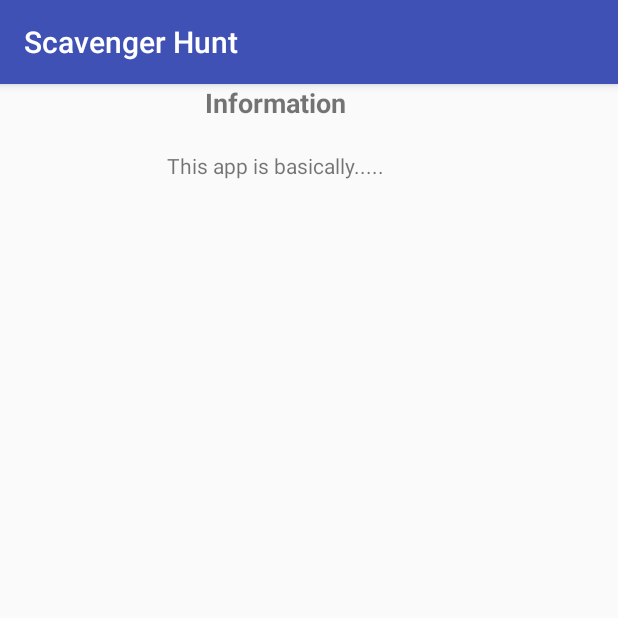
After one commit to msaukans/ScavengerHunt, an Android app: the Info screen opened directly, with no data from a screen before it, on a phone screen of 412 x 824 dp, the top half of it. The commit adds this screen. Run offline under Robolectric (Android 15) with nearby library versions, the light colour scheme and no system bars.

Commit message:
info section added to the app where if the user is unsure of what to do they will be able to go and figure out what is going on and what they have to do next

```diff
--- a/app/build.gradle
+++ b/app/build.gradle
@@ -36,19 +36,20 @@ dependencies {
     androidTestCompile('com.android.support.test.espresso:espresso-core:2.2.2', {
         exclude group: 'com.android.support', module: 'support-annotations'
     })
+
     compile 'com.android.support:appcompat-v7:25.2.0'
     compile 'com.android.support:design:25.2.0'
     compile 'com.google.android.gms:play-services:10.0.1'
     compile 'com.google.firebase:firebase-auth:10.0.1'
     compile 'com.android.support.constraint:constraint-layout:1.0.2'
-    testCompile 'junit:junit:4.12'
-
     compile 'com.google.firebase:firebase-crash:10.0.1'
     compile 'com.google.firebase:firebase-database:10.0.1'
     compile 'com.firebase:firebase-client-android:2.3.1'
+    testCompile 'junit:junit:4.12'
 }
 
 
 
 
+
 apply plugin: 'com.google.gms.google-services'
--- a/app/src/main/AndroidManifest.xml
+++ b/app/src/main/AndroidManifest.xml
@@ -12,6 +12,7 @@
     <uses-permission android:name="android.permission.BLUETOOTH" />
     <uses-permission android:name="android.permission.BLUETOOTH_ADMIN" />
     <uses-permission android:name="android.permission.READ_EXTERNAL_STORAGE" />
+    <uses-permission android:name="android.permission.CAMERA" />
 
     <uses-feature android:name="android.hardware.sensor.stepcounter" />
     <uses-feature android:name="android.hardware.sensor.stepdetector" />
@@ -68,7 +69,9 @@
         <service
             android:name=".MainService"
             android:enabled="true"
-            android:exported="true"></service>
+            android:exported="true" />
+
+        <activity android:name=".Info"></activity>
     </application>
 
 </manifest>
--- /dev/null
+++ b/app/src/main/java/com/sample/maris/scavengerhunt/Info.java
@@ -0,0 +1,20 @@
+package com.sample.maris.scavengerhunt;
+
+import android.support.v7.app.AppCompatActivity;
+import android.os.Bundle;
+import android.widget.TextView;
+
+public class Info extends AppCompatActivity {
+    TextView tv1Info,tv2Info;
+
+    @Override
+    protected void onCreate(Bundle savedInstanceState) {
+        super.onCreate(savedInstanceState);
+        setContentView(R.layout.activity_info);
+
+        tv1Info = (TextView) findViewById(R.id.tv1Info);
+        tv2Info = (TextView) findViewById(R.id.tv2Info);
+
+        tv2Info.setText("This app is basically.....");
+    }
+}
--- a/app/src/main/java/com/sample/maris/scavengerhunt/MainActivity.java
+++ b/app/src/main/java/com/sample/maris/scavengerhunt/MainActivity.java
@@ -195,13 +195,16 @@ public class MainActivity extends AppCompatActivity implements NavigationView.On
         } else if (id == R.id.nav_settio) {
             startActivity(new Intent(MainActivity.this,MapsActivity.class));//open map
         }  else if (id == R.id.nav_newTask) {
-            this.startActivity(new Intent(MainActivity.this, Scrape.class));//scrape data ---move
+            this.startActivity(new Intent(MainActivity.this, Scrape.class));//scrape data
         }
         else if (id == R.id.nav_walked) {
             startActivity(new Intent(MainActivity.this,StepCounter.class));//steps taken
         }
         else if(id == R.id.nav_score){//scoreboard
             //
+        }
+        else if(id == R.id.nav_info){
+            startActivity(new Intent(MainActivity.this, Info.class));//information page
         }
         else if(id == R.id.nav_out){//logout
             fire.signOut();
--- a/app/src/main/java/com/sample/maris/scavengerhunt/MainService.java
+++ b/app/src/main/java/com/sample/maris/scavengerhunt/MainService.java
@@ -24,7 +24,7 @@ public class MainService extends Service {
     @Override
     public void onCreate() {
         super.onCreate();
-        //al.add("stuff_item");
+
 
         intent = new Intent(BROADCAST_ACTION);
     }
--- /dev/null
+++ b/app/src/main/res/layout/activity_info.xml
@@ -0,0 +1,39 @@
+<?xml version="1.0" encoding="utf-8"?>
+<android.support.constraint.ConstraintLayout xmlns:android="http://schemas.android.com/apk/res/android"
+    xmlns:app="http://schemas.android.com/apk/res-auto"
+    xmlns:tools="http://schemas.android.com/tools"
+    android:layout_width="match_parent"
+    android:layout_height="match_parent"
+    tools:context="com.sample.maris.scavengerhunt.Info">
+
+    <RelativeLayout
+        android:id="@+id/relInfo"
+        android:layout_width="368dp"
+        android:layout_height="495dp"
+        tools:layout_editor_absoluteY="8dp"
+        tools:layout_editor_absoluteX="8dp">
+
+        <TextView
+            android:id="@+id/tv1Info"
+            android:layout_width="wrap_content"
+            android:layout_height="wrap_content"
+            android:layout_centerHorizontal="true"
+            android:text="Information"
+            android:textSize="18sp"
+            android:textStyle="bold" />
+
+        <TextView
+            android:id="@+id/tv2Info"
+            android:layout_width="wrap_content"
+            android:layout_height="wrap_content"
+            android:layout_centerHorizontal="true"
+            android:paddingTop="20dp"
+            android:paddingLeft="10dp"
+            android:paddingRight="10dp"
+            android:layout_below="@id/tv1Info"/>
+
+
+
+    </RelativeLayout>
+
+</android.support.constraint.ConstraintLayout>
--- a/app/src/main/res/layout/activity_register.xml
+++ b/app/src/main/res/layout/activity_register.xml
@@ -4,7 +4,8 @@
     xmlns:tools="http://schemas.android.com/tools"
     android:layout_width="match_parent"
     android:layout_height="match_parent"
-    tools:context="com.sample.maris.scavengerhunt.RegisterActivity">
+    tools:context="com.sample.maris.scavengerhunt.RegisterActivity"
+    android:background="@color/colorPrimaryDark">
 
     <RelativeLayout
         android:id="@+id/lin1"
--- a/app/src/main/res/menu/activity_main_drawer.xml
+++ b/app/src/main/res/menu/activity_main_drawer.xml
@@ -11,7 +11,6 @@
             android:id="@+id/nav_settio"
             android:icon="@mipmap/ic_launcher"
             android:title="@string/map" />
-        <!--new tasks-->
         <item
             android:id="@+id/nav_newTask"
             android:icon="@drawable/ic_flag"
@@ -21,6 +20,10 @@
             android:id="@+id/nav_walked"
             android:icon="@drawable/ic_walk2"
             android:title="@string/total_walked_area" />
+        <item
+            android:id="@+id/nav_info"
+            android:icon="@drawable/ic_help"
+            android:title="@string/info" />
 
     </group>
 
--- a/app/src/main/res/values/strings.xml
+++ b/app/src/main/res/values/strings.xml
@@ -22,4 +22,5 @@
     <string name="scoreboard">Scoreboard</string>
     <string name="log_out">Log Out</string>
     <string name="start_the_game">Start the game</string>
+    <string name="info">information</string>
 </resources>
```
Also changed, not shown: app/src/main/res/drawable/ic_help.xml (added, +9 -0 lines), app/src/main/res/layout/jsoup_list.xml (+9 -1 lines).
